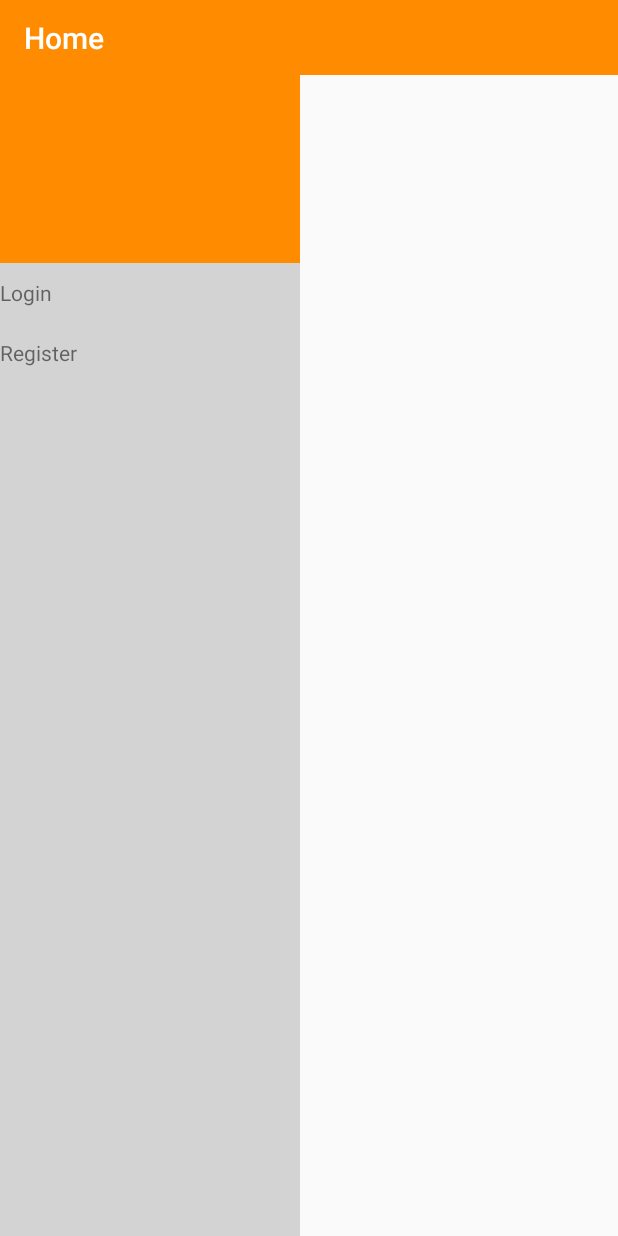
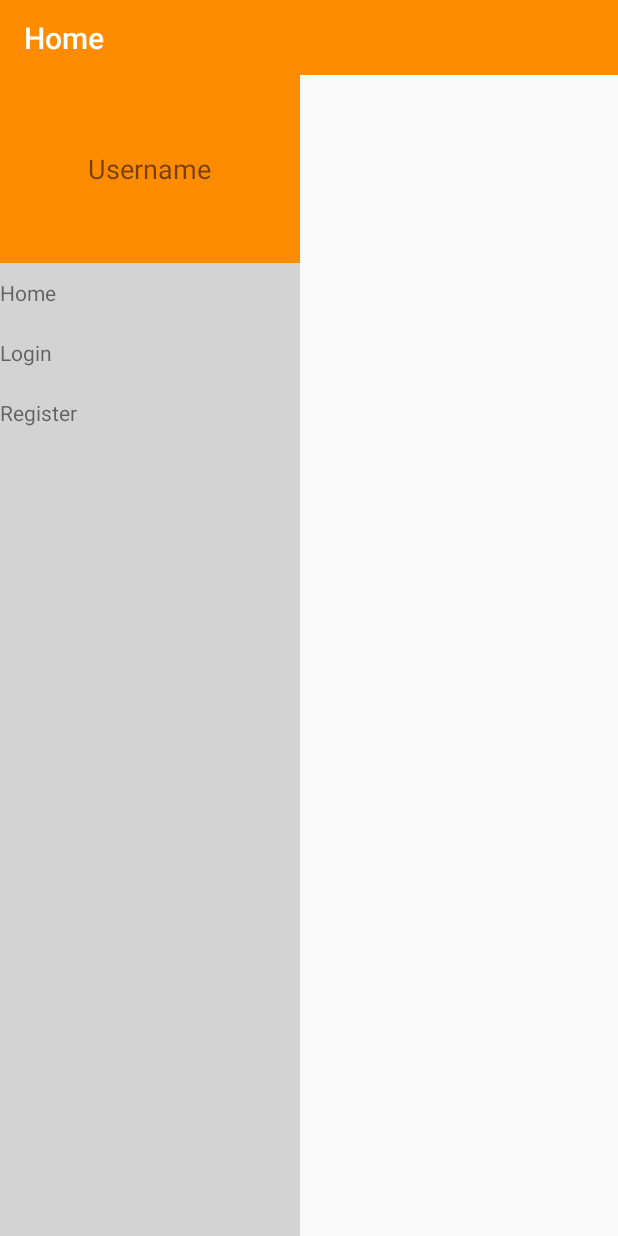
Before and after one commit to LittleFireflies/Negosio, an Android app: the fragment NavigationBoard placed in its activity, on a phone screen of 412 x 824 dp. Run offline under Robolectric (Android 15) with nearby library versions, the phone set to English and light mode, and no system bars; libraries missing offline, so code that uses them is left out: io.realm; 9 statements that could not run were skipped.

Commit message:
+ menu navigation board

```diff
--- a/app/build.gradle
+++ b/app/build.gradle
@@ -44,7 +44,7 @@ dependencies {
     compile 'com.google.firebase:firebase-auth:9.4.0'
     compile 'com.android.support:support-v4:24.2.1'
     testCompile 'junit:junit:4.12'
-    compile 'com.android.support:recyclerview-v7:25.1.0'
+    compile 'com.android.support:recyclerview-v7:24.2.1'
 }
 
 apply plugin: 'com.google.gms.google-services'
--- a/app/src/main/java/id/sch/smktelkom_mlg/projectwork/negosio/board/HomeBoard.java
+++ b/app/src/main/java/id/sch/smktelkom_mlg/projectwork/negosio/board/HomeBoard.java
@@ -62,7 +62,7 @@ public class HomeBoard extends Fragment implements View.OnClickListener{
     }
 
     private void onSetView() {
-        tvUsername.setText(String.valueOf(size));
+//        tvUsername.setText(String.valueOf(size));
     }
 
     private void assignToView() {
@@ -85,18 +85,18 @@ public class HomeBoard extends Fragment implements View.OnClickListener{
     }
 
     private void fillData() {
-        Resources resources = getResources();
-        String[] arJudul = resources.getStringArray(R.array.places);
-        String[] arDeskripsi = resources.getStringArray(R.array.place_desc);
-        TypedArray a = resources.obtainTypedArray(R.array.places_picture);
-        Drawable[] arFoto = new Drawable[a.length()];
-        for (int i = 0; i < arFoto.length; i++) {
-            arFoto[i] = a.getDrawable(i);
-        }
-        a.recycle();
-        for (int i = 0; i < arJudul.length; i++) {
-            mList.add(new Hotel(arJudul[i], arDeskripsi[i], arFoto[i]));
-        }
-        mAdapter.notifyDataSetChanged();
+//        Resources resources = getResources();
+//        String[] arJudul = resources.getStringArray(R.array.places);
+//        String[] arDeskripsi = resources.getStringArray(R.array.place_desc);
+//        TypedArray a = resources.obtainTypedArray(R.array.places_picture);
+//        Drawable[] arFoto = new Drawable[a.length()];
+//        for (int i = 0; i < arFoto.length; i++) {
+//            arFoto[i] = a.getDrawable(i);
+//        }
+//        a.recycle();
+//        for (int i = 0; i < arJudul.length; i++) {
+//            mList.add(new Hotel(arJudul[i], arDeskripsi[i], arFoto[i]));
+//        }
+//        mAdapter.notifyDataSetChanged();
     }
 }
--- a/app/src/main/res/layout/navigationboard.xml
+++ b/app/src/main/res/layout/navigationboard.xml
@@ -8,9 +8,26 @@
         android:layout_width="match_parent"
         android:layout_height="125dp"
         android:background="@color/DarkOrange">
-
+        <TextView
+            android:id="@+id/tvProfil"
+            android:layout_width="wrap_content"
+            android:layout_height="wrap_content"
+            android:layout_centerInParent="true"
+            android:text="Username"
+            android:textSize="18sp"/>
     </RelativeLayout>
     <LinearLayout
+        android:id="@+id/llHome"
+        android:layout_width="match_parent"
+        android:layout_height="40dp">
+        <TextView
+            android:layout_width="match_parent"
+            android:layout_height="match_parent"
+            android:text="Home"
+            android:gravity="center_vertical"/>
+    </LinearLayout>
+    <LinearLayout
+        android:visibility="gone"
         android:id="@+id/UNLOGGED"
         android:layout_width="match_parent"
         android:layout_height="wrap_content"
@@ -43,6 +60,26 @@
         android:layout_height="wrap_content"
         android:orientation="vertical">
         <LinearLayout
+            android:id="@+id/llSewa"
+            android:layout_width="match_parent"
+            android:layout_height="40dp">
+            <TextView
+                android:layout_width="match_parent"
+                android:layout_height="match_parent"
+                android:text="Penyewaan"
+                android:gravity="center_vertical"/>
+        </LinearLayout>
+        <LinearLayout
+            android:id="@+id/llSetting"
+            android:layout_width="match_parent"
+            android:layout_height="40dp">
+            <TextView
+                android:layout_width="match_parent"
+                android:layout_height="match_parent"
+                android:text="Pengaturan"
+                android:gravity="center_vertical"/>
+        </LinearLayout>
+        <LinearLayout
             android:id="@+id/llLogout"
             android:layout_width="match_parent"
             android:layout_height="40dp">
```
